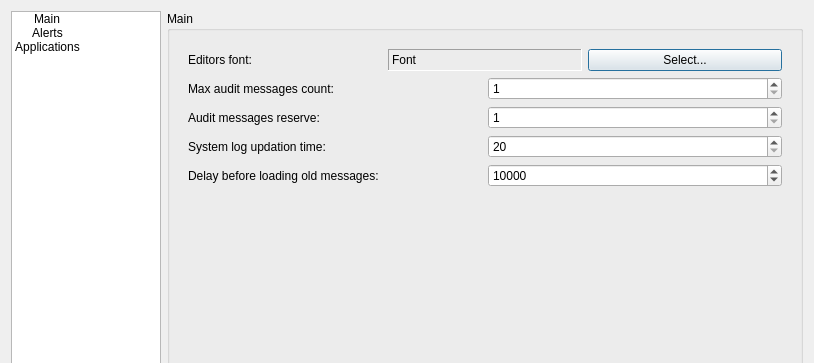
Above: UDDTray/src/preferencesdialog.ui from Hramchenko/userdatadefence before the change; both pictures show x 0 to 814 and y 0 to 363 of the 814 by 557 pixel window. Below: the same form after it.
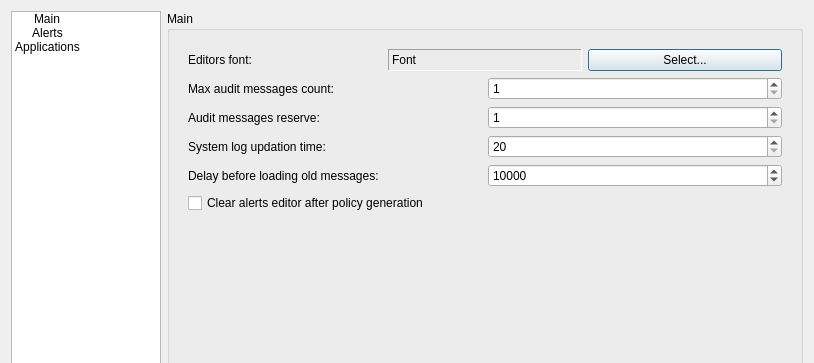
That is the form after the change. Icons and pictures are not drawn. Custom widgets are drawn as their Qt base class.

The edit to the form file:
```diff
--- a/UDDTray/src/preferencesdialog.ui
+++ b/UDDTray/src/preferencesdialog.ui
@@ -229,6 +229,13 @@
               </item>
              </layout>
             </item>
+            <item>
+             <widget class="QCheckBox" name="clearAlertsEditorAfterGenerationCB">
+              <property name="text">
+               <string>Clear alerts editor after policy generation</string>
+              </property>
+             </widget>
+            </item>
             <item>
              <spacer name="verticalSpacer_3">
               <property name="orientation">
```
Left out of the diff: 85 changed lines with no effect on the pictures.
